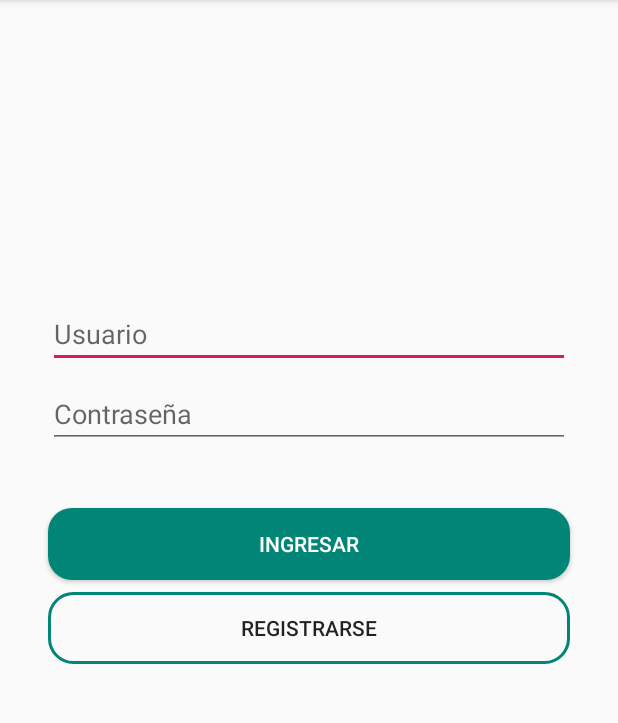
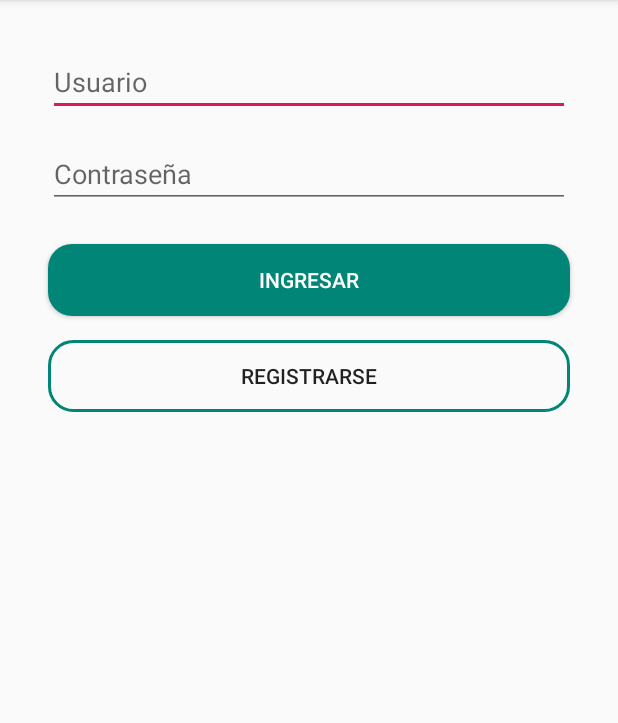
Before and after one commit to JuanfAlfonso/Tiempo, an Android app: the screen it shows after launch (LoginActivity), on a phone screen of 412 x 824 dp, the part 84-807 px from its top. Run offline under Robolectric (Android 15) with nearby library versions, the light colour scheme and no system bars; libraries missing offline, so code that uses them is left out: com.loopj.android, cz.msebera.android.

Commit message:
se niega el retroceso al login una vez ha accedido, además, se modifica la vista de login y la de registrar usuario, al momento del legin manda un toast en el cual da la respuesta a las credenciales del login sin mandar el response como pasaba antes

```diff
--- a/app/src/main/AndroidManifest.xml
+++ b/app/src/main/AndroidManifest.xml
@@ -6,6 +6,7 @@
     <uses-permission android:name="android.permission.INTERNET" />
 
     <application
+        android:debuggable="true"
         android:allowBackup="true"
         android:icon="@mipmap/ic_launcher"
         android:label="self Plan"
--- a/app/src/main/java/com/example/organizadorultradia/Modelo/Login_model.java
+++ b/app/src/main/java/com/example/organizadorultradia/Modelo/Login_model.java
@@ -29,6 +29,7 @@ public class Login_model extends AppCompatActivity {
         this.presenter = presenter;
         this.getAplicationContext = getAplicationContext;
     }
+
     public void validarLogin(Usuario usuario) {
         final Gson gson = new Gson();
         params = new RequestParams();
@@ -48,9 +49,9 @@ public class Login_model extends AppCompatActivity {
                         Intent next = new Intent(getAplicationContext, Activity_duo.class);
                         next.addFlags(Intent.FLAG_ACTIVITY_NEW_TASK);
                         getAplicationContext.startActivity(next);
-                        Toast.makeText(getAplicationContext, "Bienvenido" + response, Toast.LENGTH_SHORT).show();
+                        Toast.makeText(getAplicationContext, "Bienvenido", Toast.LENGTH_SHORT).show();
                     } else {
-                        Toast.makeText(getAplicationContext, "Usuario no registrado" + response, Toast.LENGTH_SHORT).show();
+                        Toast.makeText(getAplicationContext, "Usuario no registrado", Toast.LENGTH_SHORT).show();
                     }
                 } catch (JSONException e) {
                     e.printStackTrace();
--- a/app/src/main/java/com/example/organizadorultradia/vista/Activity_duo.java
+++ b/app/src/main/java/com/example/organizadorultradia/vista/Activity_duo.java
@@ -13,6 +13,10 @@ public class Activity_duo extends AppCompatActivity {
         super.onCreate(savedInstanceState);
         setContentView(R.layout.activity_duo);
     }
+    @Override
+    public void onBackPressed (){
+        System.out.print("bloqueado");
+    }
      //metodo para el boton next
     public void nextReg(View view){
         Intent next = new Intent(this, RegistraractActivity.class);
--- a/app/src/main/res/layout/activity_duo.xml
+++ b/app/src/main/res/layout/activity_duo.xml
@@ -68,4 +68,6 @@
             app:layout_constraintTop_toTopOf="parent"
             app:layout_constraintVertical_bias="0.0"
             app:srcCompat="@drawable/acrividades2" />
+
+
 </android.support.constraint.ConstraintLayout>
--- a/app/src/main/res/layout/activity_login.xml
+++ b/app/src/main/res/layout/activity_login.xml
@@ -12,13 +12,14 @@
             android:layout_height="wrap_content"
             android:layout_marginStart="32dp"
             android:layout_marginLeft="32dp"
-        android:layout_marginTop="200dp"
+            android:layout_marginTop="32dp"
             android:layout_marginEnd="32dp"
             android:layout_marginRight="32dp"
             android:ems="10"
             android:hint="Usuario"
             android:inputType="textEmailAddress"
             app:layout_constraintEnd_toEndOf="parent"
+            app:layout_constraintHorizontal_bias="0.0"
             app:layout_constraintStart_toStartOf="parent"
             app:layout_constraintTop_toTopOf="parent" />
 
@@ -28,13 +29,14 @@
             android:layout_height="wrap_content"
             android:layout_marginStart="32dp"
             android:layout_marginLeft="32dp"
-        android:layout_marginTop="8dp"
+            android:layout_marginTop="16dp"
             android:layout_marginEnd="32dp"
             android:layout_marginRight="32dp"
             android:ems="10"
             android:hint="@string/Password"
             android:inputType="textPassword"
             app:layout_constraintEnd_toEndOf="parent"
+            app:layout_constraintHorizontal_bias="0.0"
             app:layout_constraintStart_toStartOf="parent"
             app:layout_constraintTop_toBottomOf="@+id/Email" />
 
@@ -44,7 +46,7 @@
             android:layout_height="wrap_content"
             android:layout_marginStart="32dp"
             android:layout_marginLeft="32dp"
-        android:layout_marginTop="40dp"
+            android:layout_marginTop="24dp"
             android:layout_marginEnd="32dp"
             android:layout_marginRight="32dp"
             android:background="@drawable/button_rounded"
@@ -61,7 +63,7 @@
             android:layout_height="wrap_content"
             android:layout_marginStart="32dp"
             android:layout_marginLeft="32dp"
-        android:layout_marginTop="8dp"
+            android:layout_marginTop="16dp"
             android:layout_marginEnd="32dp"
             android:layout_marginRight="32dp"
             android:background="@drawable/bt_rounded"
@@ -72,4 +74,5 @@
             app:layout_constraintStart_toStartOf="parent"
             app:layout_constraintTop_toBottomOf="@+id/loginButtom" />
 
+
 </android.support.constraint.ConstraintLayout>
--- a/app/src/main/res/layout/activity_registraract.xml
+++ b/app/src/main/res/layout/activity_registraract.xml
@@ -106,7 +106,6 @@
         android:id="@+id/ib_obtener_hora"
         android:layout_width="wrap_content"
         android:layout_height="wrap_content"
-        android:src="@mipmap/ic_access_time_white_24dp"
         app:layout_constraintRight_toRightOf="parent"
         android:layout_marginTop="32dp"
         app:layout_constraintTop_toBottomOf="@+id/Duracion"
```
Lines whose indentation alone changed are shown as unchanged.
